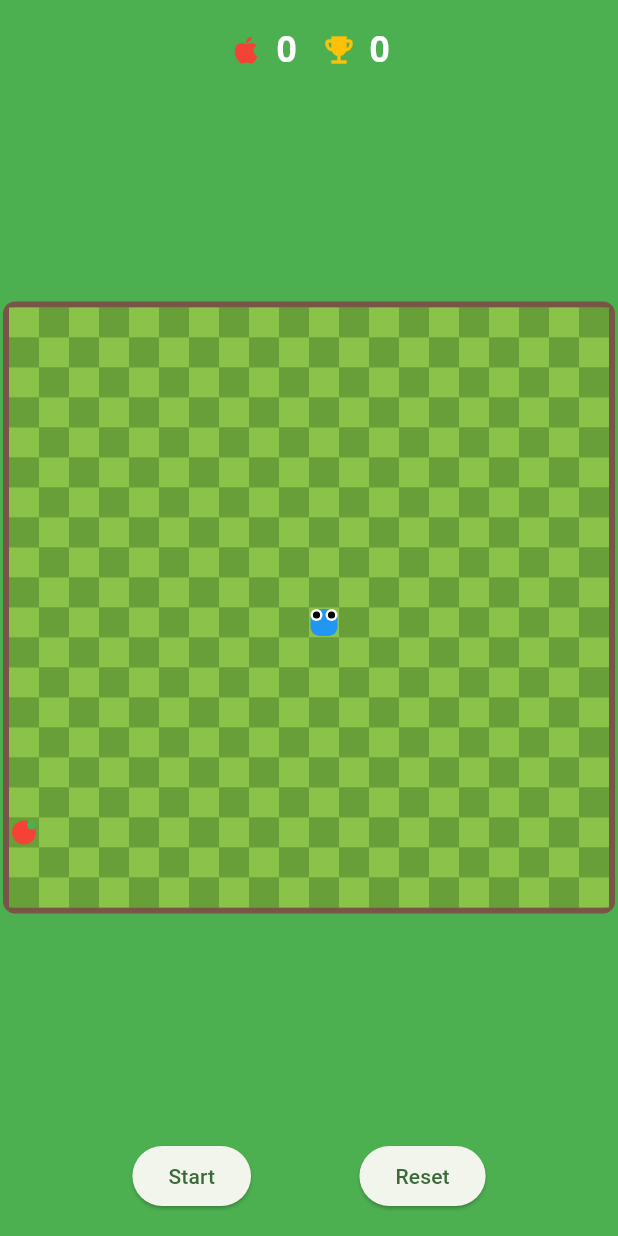
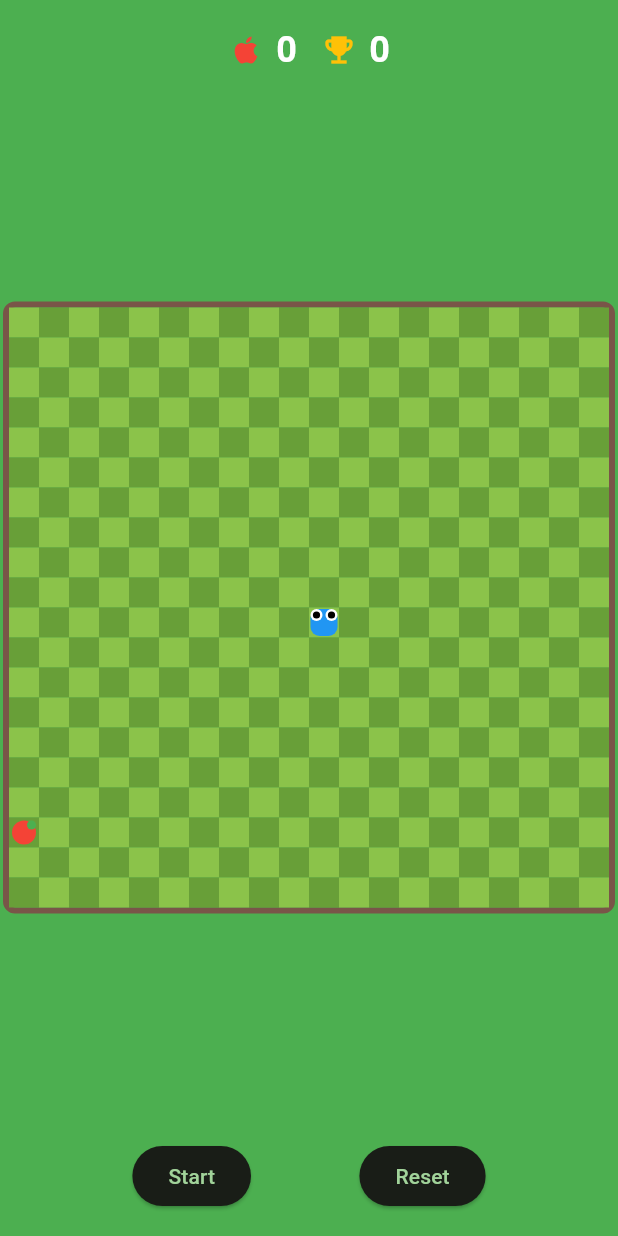
Before and after one commit to marksev/snake, a Flutter app: the screen it shows after launch, on a phone screen of 412 x 824 dp. Run offline on Flutter 3.47's test engine with Material 3 defaults, Android fonts, the phone set to English and light mode, and no system bars; Roboto replaces fonts that are missing (Arial).

Commit message:
feat: use black app theme

```diff
--- a/lib/main.dart
+++ b/lib/main.dart
@@ -15,7 +15,12 @@ class MyApp extends StatelessWidget {
     return MaterialApp(
       title: 'Snake Game',
       theme: ThemeData(
-        colorScheme: ColorScheme.fromSeed(seedColor: Colors.green),
+        brightness: Brightness.dark,
+        scaffoldBackgroundColor: Colors.black,
+        colorScheme: ColorScheme.fromSeed(
+          seedColor: Colors.green,
+          brightness: Brightness.dark,
+        ),
         fontFamily: 'Arial',
         useMaterial3: true,
       ),
```
